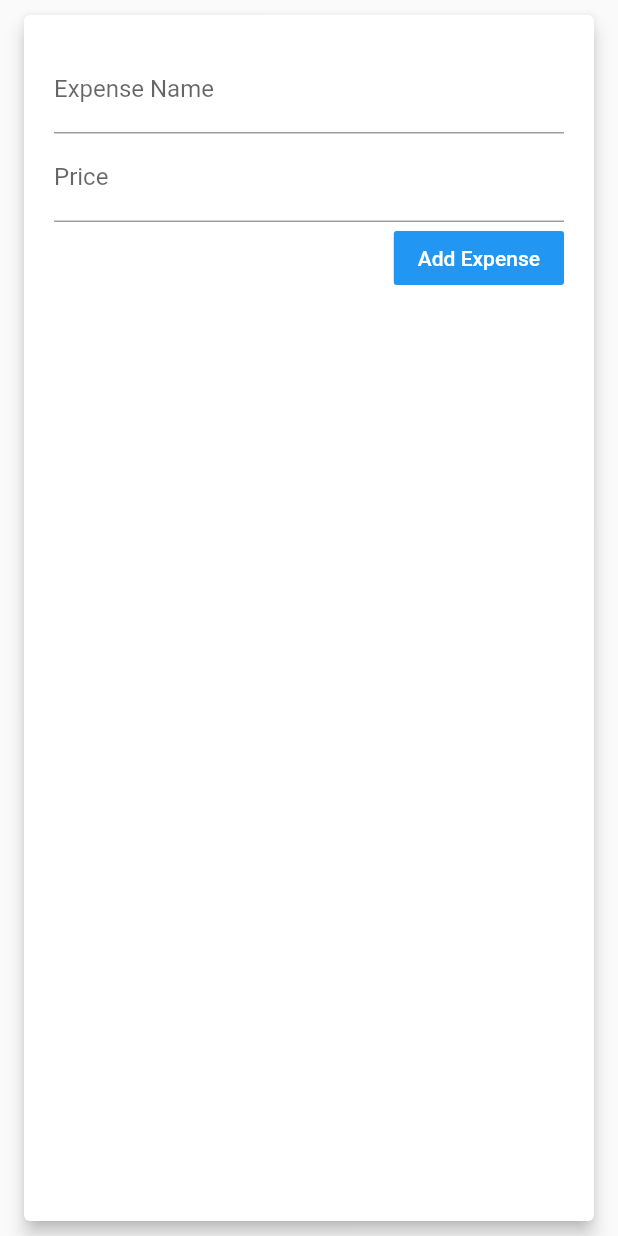
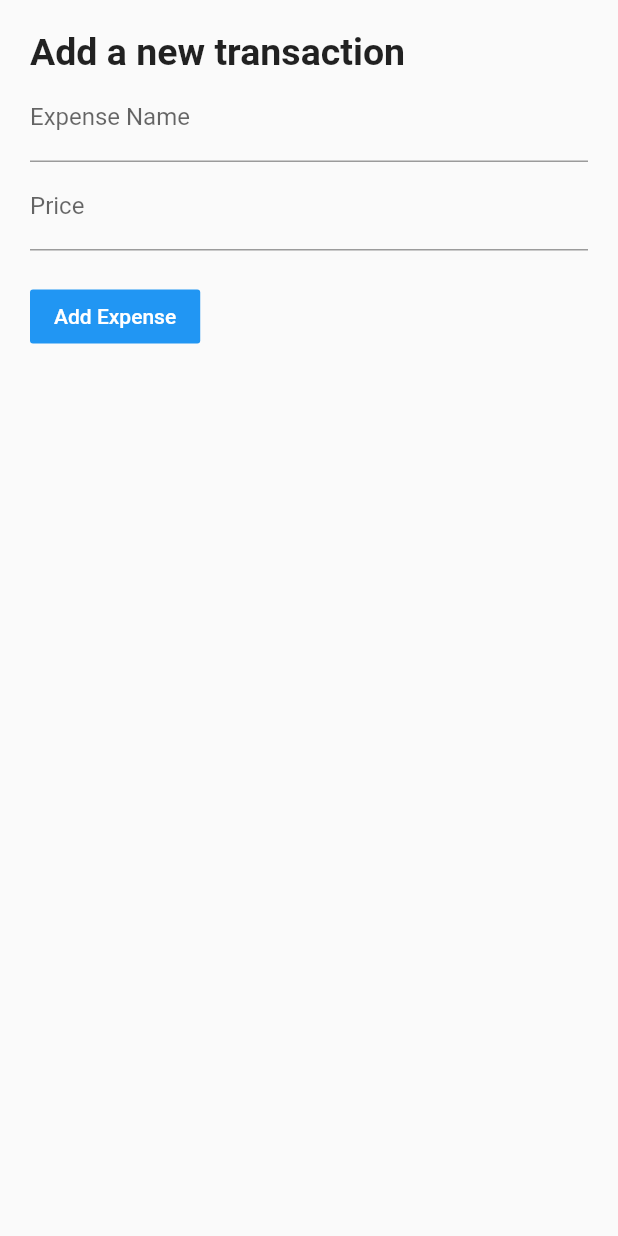
Before and after one commit to bibishan-pandey/expense_planner, a Flutter app: the AddTransaction widget shown alone on an empty page, opened directly, after a tap on "Add Expense", on a phone screen of 412 x 824 dp. Run offline on Flutter 3.47's test engine with Material 2 defaults, Android fonts, the phone set to English and light mode, and no system bars.

Commit message:
refactored to stateful widget with some style changes

```diff
--- a/lib/widgets/add_transaction.dart
+++ b/lib/widgets/add_transaction.dart
@@ -1,12 +1,18 @@
 import 'package:flutter/material.dart';
 
-class AddTransaction extends StatelessWidget {
-  final titleController = TextEditingController();
-  final priceController = TextEditingController();
-
+class AddTransaction extends StatefulWidget {
   final Function onPressedFunc;
 
   AddTransaction({this.onPressedFunc});
+
+  @override
+  _AddTransactionState createState() => _AddTransactionState();
+}
+
+class _AddTransactionState extends State<AddTransaction> {
+  final titleController = TextEditingController();
+
+  final priceController = TextEditingController();
 
   void submit() {
     final inputTitle = titleController.text;
@@ -16,26 +22,38 @@ class AddTransaction extends StatelessWidget {
       return;
     }
 
-    onPressedFunc(
+    widget.onPressedFunc(
       inputTitle,
       inputPrice,
     );
+    Navigator.of(context).pop();
   }
 
   @override
   Widget build(BuildContext context) {
-    return Card(
-      child: Container(
+    return Container(
       width: double.infinity,
       padding: EdgeInsets.all(20),
       child: Column(
         children: <Widget>[
+          Text(
+            'Add a new transaction',
+            style: TextStyle(
+              fontSize: 25,
+              fontWeight: FontWeight.bold,
+              color: Colors.black87,
+            ),
+          ),
           TextField(
             onSubmitted: (_) => submit(),
             controller: titleController,
             decoration: InputDecoration(
               labelText: 'Expense Name',
               hintText: 'E.g. Shoes',
+              hintStyle: TextStyle(
+                color: Colors.grey,
+                fontWeight: FontWeight.w400,
+              ),
             ),
           ),
           TextField(
@@ -44,27 +62,28 @@ class AddTransaction extends StatelessWidget {
             decoration: InputDecoration(
               labelText: 'Price',
               hintText: 'E.g. 69.99',
+              hintStyle: TextStyle(
+                color: Colors.grey,
+                fontWeight: FontWeight.w400,
+              ),
             ),
             keyboardType: TextInputType.numberWithOptions(
               decimal: true,
             ),
           ),
-            FlatButton(
+          Container(
+            margin: EdgeInsets.only(
+              top: 20,
+            ),
+            child: FlatButton(
               onPressed: submit,
               child: Text('Add Expense'),
               color: Colors.blue,
               textColor: Colors.white,
+            ),
           )
         ],
-          crossAxisAlignment: CrossAxisAlignment.end,
-        ),
-      ),
-      elevation: 5,
-      margin: EdgeInsets.only(
-        left: 16,
-        right: 16,
-        top: 10,
-        bottom: 10,
+        crossAxisAlignment: CrossAxisAlignment.start,
       ),
     );
   }
```
Lines whose indentation alone changed are shown as unchanged.
